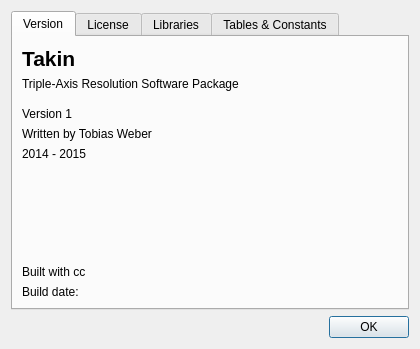
Above: ui/about.ui from tweber-ill/frm_mirror-takin1 before the change. Below: the same form after it.
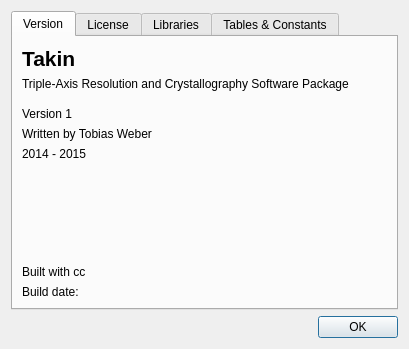
That is the form after the change.

What changed in the file:
```diff
--- a/ui/about.ui
+++ b/ui/about.ui
@@ -6,7 +6,7 @@
    <rect>
     <x>0</x>
     <y>0</y>
-    <width>420</width>
+    <width>409</width>
     <height>349</height>
    </rect>
   </property>
@@ -64,7 +64,10 @@
        <item row="1" column="0">
         <widget class="QLabel" name="labelSubtitle">
          <property name="text">
-          <string>Triple-Axis Resolution Software Package</string>
+          <string>Triple-Axis Resolution and Crystallography Software Package</string>
+         </property>
+         <property name="wordWrap">
+          <bool>true</bool>
          </property>
         </widget>
        </item>
```
